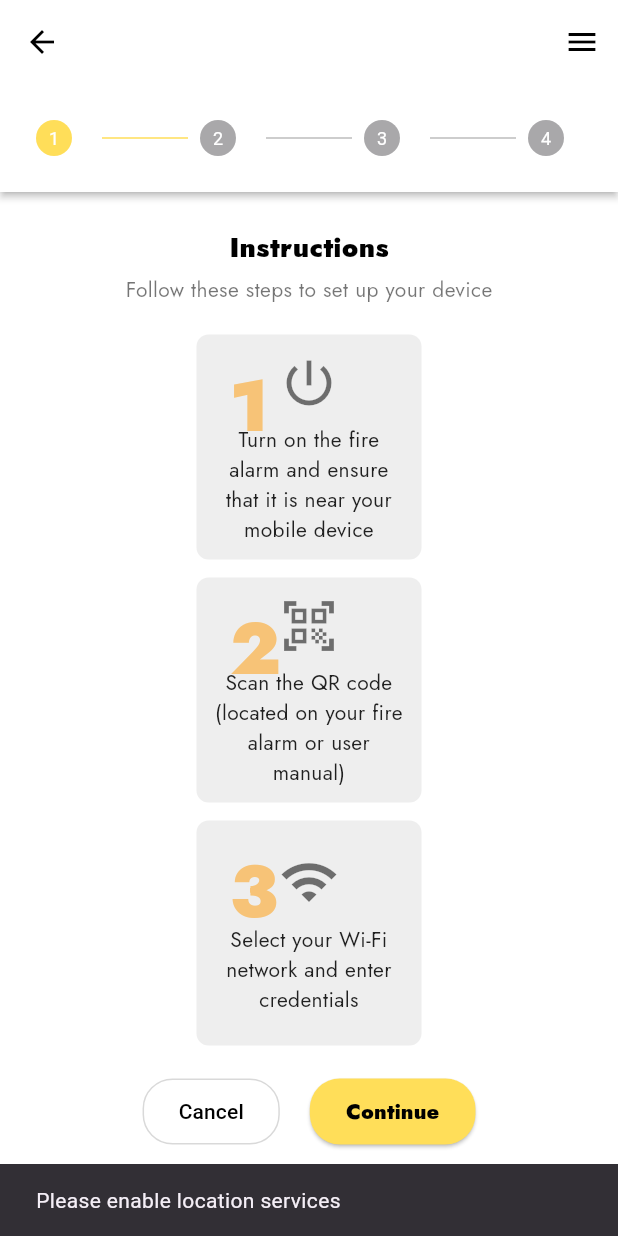
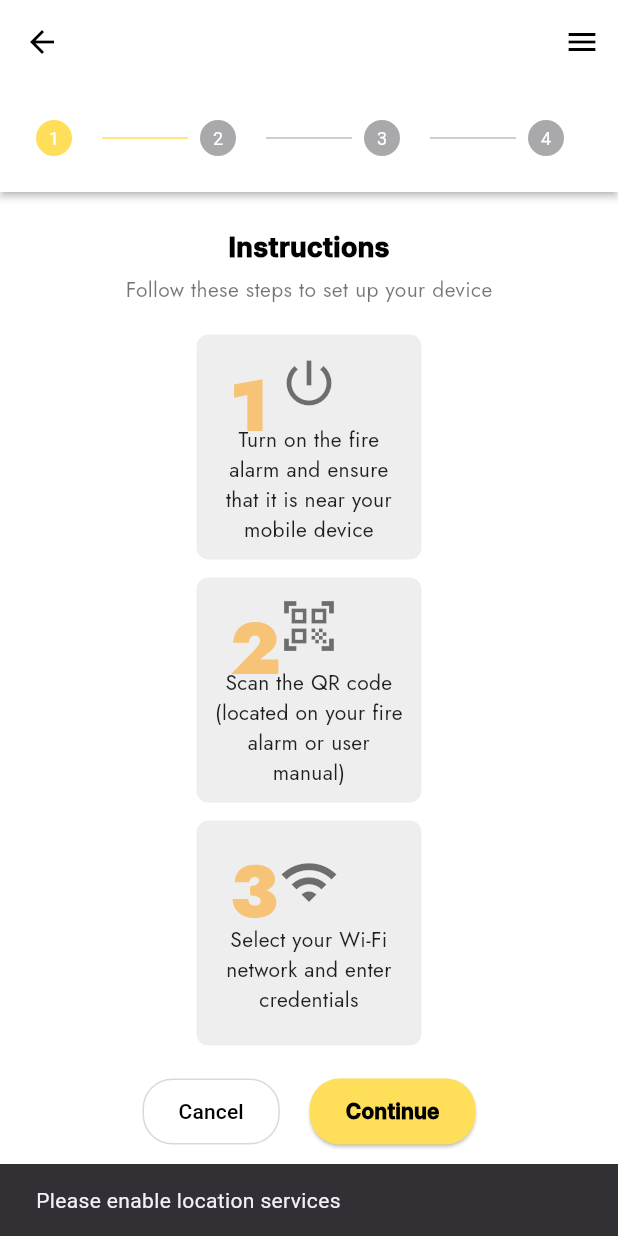
Before and after one commit to Cailo322/PyroSentrix, a Flutter app: the AddDeviceScreen screen opened by its route, on a phone screen of 412 x 824 dp. Run offline on Flutter 3.47's test engine with Material 3 defaults, Android fonts, the phone set to English and light mode, and no system bars; our stand-ins replace audioplayers, cloud_firestore, firebase_auth, firebase_core, firebase_messaging, fl_chart and 4 more; missing offline and left inert: esp_smartconfig, mobile_scanner, wifi_scan; accounts and stored records are empty.

Commit message:
Add Device Screen, refined up to step 3

```diff
--- a/lib/add_device.dart
+++ b/lib/add_device.dart
@@ -335,7 +335,7 @@ class _AddDeviceScreenState extends State<AddDeviceScreen> with SingleTickerProv
                             child: Text(
                               _currentStep == 3 ? 'Done' : 'Continue',
                               style: const TextStyle(
-                                fontFamily: 'Jost',
+                                fontFamily: 'Inter',
                                 fontWeight: FontWeight.w900,
                                 color: Colors.black,
                               ),
@@ -348,7 +348,7 @@ class _AddDeviceScreenState extends State<AddDeviceScreen> with SingleTickerProv
                 );
               },
               steps: [
-                Step(
+                Step( //step 1
                   title: const SizedBox.shrink(),
                   content: Center(
                     child: Column(
@@ -357,8 +357,8 @@ class _AddDeviceScreenState extends State<AddDeviceScreen> with SingleTickerProv
                           'Instructions',
                           style: TextStyle(
                             fontSize: 18,
-                            fontWeight: FontWeight.bold,
-                            fontFamily: 'Jost',
+                            fontWeight: FontWeight.w900,
+                            fontFamily: 'Inter',
                             color: Colors.black,
                           ),
                         ),
@@ -527,7 +527,7 @@ class _AddDeviceScreenState extends State<AddDeviceScreen> with SingleTickerProv
                   state: _currentStep > 0 ? StepState.complete : StepState.indexed,
                   isActive: _currentStep == 0,
                 ),
-                Step(
+                Step( //step 2
                   title: const SizedBox.shrink(),
                   content: Center(
                     child: Column(
@@ -536,8 +536,8 @@ class _AddDeviceScreenState extends State<AddDeviceScreen> with SingleTickerProv
                           'Scan QR Code',
                           style: TextStyle(
                             fontSize: 18,
-                            fontWeight: FontWeight.bold,
-                            fontFamily: 'Jost',
+                            fontWeight: FontWeight.w900,
+                            fontFamily: 'Inter',
                             color: Colors.black,
                           ),
                         ),
@@ -608,7 +608,8 @@ class _AddDeviceScreenState extends State<AddDeviceScreen> with SingleTickerProv
                             Text(
                               _isQrScanned ? 'Scanned Successfully' : 'Align QR code within the frame',
                               style: TextStyle(
-                                fontFamily: 'Jost',
+                                fontFamily: 'Arimo',
+                                fontWeight: FontWeight.w900,
                                 color: _isQrScanned ? Colors.green : Colors.grey,
                               ),
                             ),
@@ -621,6 +622,7 @@ class _AddDeviceScreenState extends State<AddDeviceScreen> with SingleTickerProv
                               'MAC: $_scannedMacAddress\nProduct ID: $_scannedProductId',
                               style: const TextStyle(
                                 fontFamily: 'Jost',
+                                fontWeight: FontWeight.w500,
                                 color: Colors.black,
                               ),
                               textAlign: TextAlign.center,
@@ -632,7 +634,7 @@ class _AddDeviceScreenState extends State<AddDeviceScreen> with SingleTickerProv
                   state: _currentStep > 1 ? StepState.complete : StepState.indexed,
                   isActive: _currentStep == 1,
                 ),
-                Step(
+                Step( //step 3
                   title: const SizedBox.shrink(),
                   content: Center(
                     child: Column(
@@ -642,7 +644,7 @@ class _AddDeviceScreenState extends State<AddDeviceScreen> with SingleTickerProv
                           style: TextStyle(
                             fontSize: 18,
                             fontWeight: FontWeight.bold,
-                            fontFamily: 'Jost',
+                            fontFamily: 'Inter',
                             color: Colors.black,
                           ),
                         ),
@@ -672,11 +674,21 @@ class _AddDeviceScreenState extends State<AddDeviceScreen> with SingleTickerProv
                                               ),
                                             ),
                                           )
-                                              : ListView.builder(
+                                              : Scrollbar(
+                                            thumbVisibility: true,
+                                            child: Card(
+                                              color: Colors.grey[100], // Light grey background
+                                              margin: const EdgeInsets.all(8.0), // Space around the card
+                                              elevation: 3, // Subtle shadow
+                                              child: ClipRRect(
+                                                borderRadius: BorderRadius.circular(8.0), // Rounded corners
+                                                child: ListView.builder(
                                                   itemCount: _accessPoints.length,
                                                   itemBuilder: (context, index) {
                                                     final ap = _accessPoints[index];
-                                              return ListTile(
+                                                    return Column(
+                                                      children: [
+                                                        ListTile(
                                                           leading: _getWifiIcon(ap.level),
                                                           title: Text(
                                                             ap.ssid,
@@ -684,7 +696,7 @@ class _AddDeviceScreenState extends State<AddDeviceScreen> with SingleTickerProv
                                                           ),
                                                           subtitle: Text(
                                                             'Signal: ${ap.level} dBm',
-                                                  style: const TextStyle(color: Colors.black),
+                                                            style: const TextStyle(color: Colors.black54),
                                                           ),
                                                           trailing: _selectedSSID == ap.ssid
                                                               ? const Icon(Icons.check, color: Colors.green)
@@ -696,8 +708,21 @@ class _AddDeviceScreenState extends State<AddDeviceScreen> with SingleTickerProv
                                                             });
                                                             _showPasswordInputDialog();
                                                           },
+                                                        ),
+                                                        Padding(
+                                                          padding: const EdgeInsets.only(left: 16.0, right: 16.0),
+                                                          child: Divider(
+                                                            height: 1,
+                                                            thickness: 1,
+                                                            color: Colors.grey[300], // Lighter divider to match card
+                                                          ),
+                                                        ),
+                                                      ],
                                                     );
                                                   },
+                                                ),
+                                              ),
+                                            ),
                                           ),
                                         ),
                                       ),
@@ -791,7 +816,7 @@ class _AddDeviceScreenState extends State<AddDeviceScreen> with SingleTickerProv
                   state: _currentStep > 2 ? StepState.complete : StepState.indexed,
                   isActive: _currentStep == 2,
                 ),
-                Step(
+                Step(//step 4
                   title: const SizedBox.shrink(),
                   content: Center(
                     child: Column(
--- a/lib/login.dart
+++ b/lib/login.dart
@@ -469,7 +469,7 @@ class _LoginScreenState extends State<LoginScreen> {
               decoration: InputDecoration(
                 border: InputBorder.none,
                 contentPadding: EdgeInsets.symmetric(
-                    horizontal: 10, vertical: 15), // Adjusted vertical padding
+                    horizontal: 10, vertical: 12), // Adjusted vertical padding
                 suffixIcon: IconButton(
                   icon: Icon(
                     _passwordVisible ? Icons.visibility : Icons.visibility_off,
```
Lines whose indentation alone changed are shown as unchanged.
